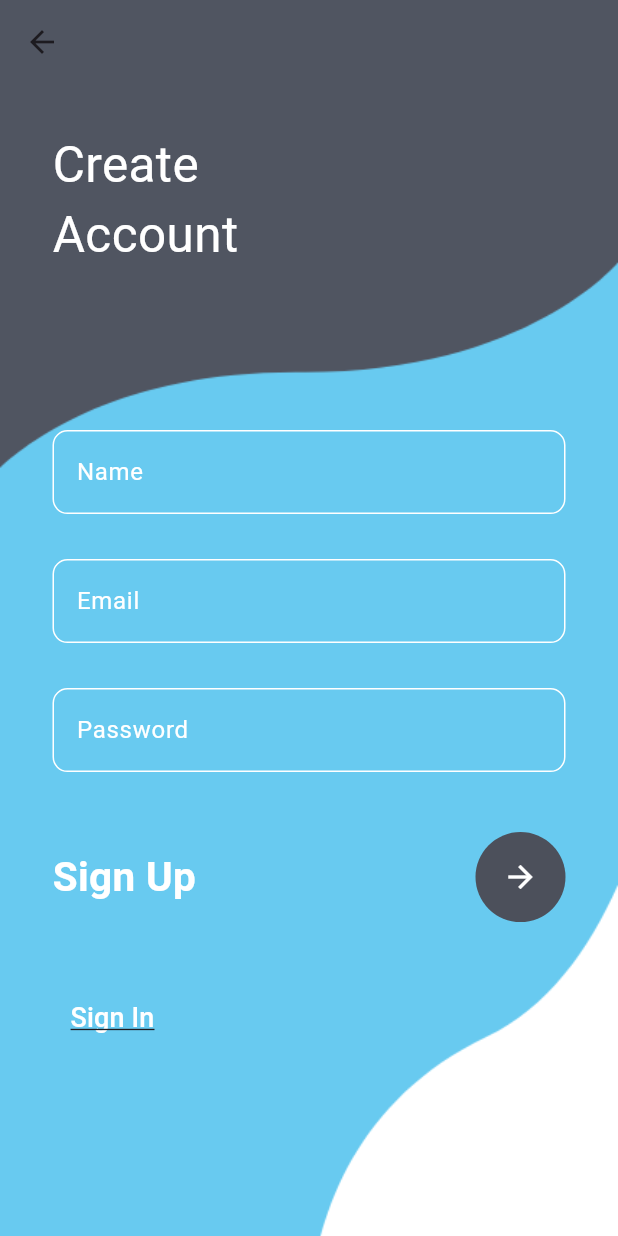
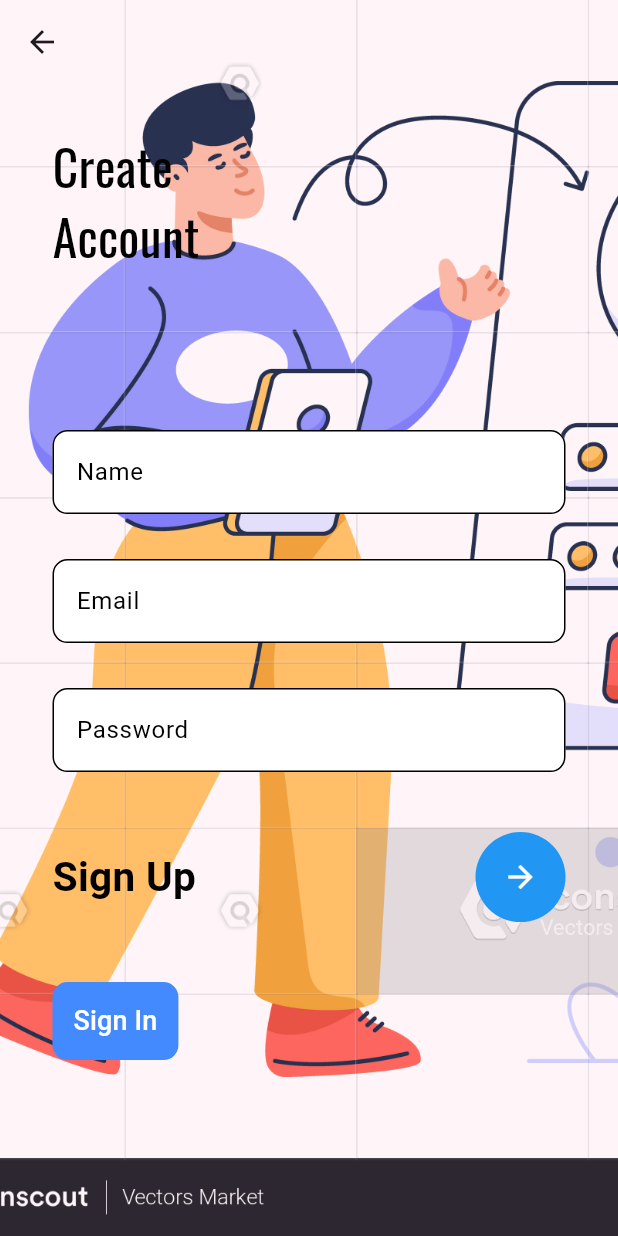
Before and after one commit to harshmanek/vote_karo, a Flutter app: the MyRegister screen opened by its route, on a phone screen of 412 x 824 dp. Run offline on Flutter 3.47's test engine with Material 3 defaults, Android fonts, the phone set to English and light mode, and no system bars; our stand-ins replace firebase_auth, firebase_core; missing offline and left inert: dart:ffi; accounts and stored records are empty.

Commit message:
created homepage and changed the ui of login page

```diff
--- a/lib/register.dart
+++ b/lib/register.dart
@@ -57,12 +57,12 @@ class _MyRegisterState extends State<MyRegister> {
     return Container(
       decoration: const BoxDecoration(
         image: DecorationImage(
-          image: AssetImage('assets/register.png'),
+          image: AssetImage('assets/signUp3.png'),
           fit: BoxFit.cover,
         ),
       ),
       child: Scaffold(
-        backgroundColor: Colors.transparent,
+        backgroundColor: const Color.fromARGB(25, 250, 158, 190),
         appBar: AppBar(
           backgroundColor: Colors.transparent,
           elevation: 0,
@@ -73,7 +73,7 @@ class _MyRegisterState extends State<MyRegister> {
               padding: const EdgeInsets.only(left: 35, top: 30),
               child: const Text(
                 'Create\nAccount',
-                style: TextStyle(color: Colors.white, fontSize: 33),
+                style: TextStyle(color: Colors.black, fontSize: 33,fontFamily: 'Oswald'),
               ),
             ),
             SingleChildScrollView(
@@ -89,12 +89,14 @@ class _MyRegisterState extends State<MyRegister> {
                         children: [
                           TextField(
                             controller: _nameController,
-                            style: const TextStyle(color: Colors.white),
+                            style: const TextStyle(color: Colors.black),
                             decoration: InputDecoration(
+                              filled: true,
+                              fillColor: Colors.white,
                               enabledBorder: OutlineInputBorder(
                                 borderRadius: BorderRadius.circular(10),
                                 borderSide: const BorderSide(
-                                  color: Colors.white,
+                                  color: Colors.black,
                                 ),
                               ),
                               focusedBorder: OutlineInputBorder(
@@ -104,7 +106,7 @@ class _MyRegisterState extends State<MyRegister> {
                                 ),
                               ),
                               hintText: "Name",
-                              hintStyle: const TextStyle(color: Colors.white),
+                              hintStyle: const TextStyle(color: Colors.black),
                               border: OutlineInputBorder(
                                 borderRadius: BorderRadius.circular(10),
                               ),
@@ -115,12 +117,14 @@ class _MyRegisterState extends State<MyRegister> {
                           ),
                           TextField(
                             controller: _emailController,
-                            style: const TextStyle(color: Colors.white),
+                            style: const TextStyle(color: Colors.black),
                             decoration: InputDecoration(
+                              filled: true,
+                              fillColor: Colors.white,
                               enabledBorder: OutlineInputBorder(
                                 borderRadius: BorderRadius.circular(10),
                                 borderSide: const BorderSide(
-                                  color: Colors.white,
+                                  color: Colors.black,
                                 ),
                               ),
                               focusedBorder: OutlineInputBorder(
@@ -130,7 +134,7 @@ class _MyRegisterState extends State<MyRegister> {
                                 ),
                               ),
                               hintText: "Email",
-                              hintStyle: const TextStyle(color: Colors.white),
+                              hintStyle: const TextStyle(color: Colors.black),
                               border: OutlineInputBorder(
                                 borderRadius: BorderRadius.circular(10),
                               ),
@@ -141,13 +145,15 @@ class _MyRegisterState extends State<MyRegister> {
                           ),
                           TextField(
                             controller: _passwordController,
-                            style: const TextStyle(color: Colors.white),
+                            style: const TextStyle(color: Colors.black),
                             obscureText: true,
                             decoration: InputDecoration(
+                              filled: true,
+                              fillColor: Colors.white,
                               enabledBorder: OutlineInputBorder(
                                 borderRadius: BorderRadius.circular(10),
                                 borderSide: const BorderSide(
-                                  color: Colors.white,
+                                  color: Colors.black,
                                 ),
                               ),
                               focusedBorder: OutlineInputBorder(
@@ -157,7 +163,7 @@ class _MyRegisterState extends State<MyRegister> {
                                 ),
                               ),
                               hintText: "Password",
-                              hintStyle: const TextStyle(color: Colors.white),
+                              hintStyle: const TextStyle(color: Colors.black),
                               border: OutlineInputBorder(
                                 borderRadius: BorderRadius.circular(10),
                               ),
@@ -172,14 +178,14 @@ class _MyRegisterState extends State<MyRegister> {
                               const Text(
                                 'Sign Up',
                                 style: TextStyle(
-                                  color: Colors.white,
+                                  color: Colors.black,
                                   fontSize: 27,
                                   fontWeight: FontWeight.w700,
                                 ),
                               ),
                               CircleAvatar(
                                 radius: 30,
-                                backgroundColor: const Color(0xff4c505b),
+                                backgroundColor: Colors.blue,
                                 child: IconButton(
                                   color: Colors.white,
                                   onPressed: _registerUser,
@@ -194,7 +200,14 @@ class _MyRegisterState extends State<MyRegister> {
                           Row(
                             mainAxisAlignment: MainAxisAlignment.spaceBetween,
                             children: [
-                              TextButton(
+
+                              Container(
+                                decoration : BoxDecoration(
+                                color : Colors.blueAccent,
+                                borderRadius: BorderRadius.circular(10),
+                            border: Border.all(color:Colors.blueAccent,width: 2),
+                          ),
+                                child: TextButton(
                                   onPressed: () {
                                     Navigator.pushNamed(context, '/login');
                                   },
@@ -203,9 +216,9 @@ class _MyRegisterState extends State<MyRegister> {
                                     'Sign In',
                                     textAlign: TextAlign.left,
                                     style: TextStyle(
-                                    decoration: TextDecoration.underline,
                                       color: Colors.white,
                                       fontSize: 18,
+                                    ),
                                   ),
                                 ),
                               ),
--- a/pubspec.yaml
+++ b/pubspec.yaml
@@ -95,3 +95,9 @@ flutter:
   #
   # For details regarding fonts from package dependencies,
   # see https://flutter.dev/custom-fonts/#from-packages
+  fonts:
+    - family: Oswald
+      fonts:
+        - asset: assets/fonts/Oswald-Regular.ttf
+        - asset: assets/fonts/Oswald-SemiBold.ttf
+          style: italic
```
Also changed, not shown: assets/fonts/Oswald-Bold.ttf (added), assets/fonts/Oswald-ExtraLight.ttf (added), assets/fonts/Oswald-Light.ttf (added), assets/fonts/Oswald-Medium.ttf (added), assets/fonts/Oswald-Regular.ttf (added), assets/fonts/Oswald-SemiBold.ttf (added), assets/fonts/Oswald-VariableFont_wght.ttf (added), assets/registerPage.png (added), assets/registerPage2.png (added), assets/registerPage3.png (added), assets/signUp.png (added), assets/signUp2.png (added), assets/signUp3.png (added), pubspec.lock. Lines whose indentation alone changed are shown as unchanged.
